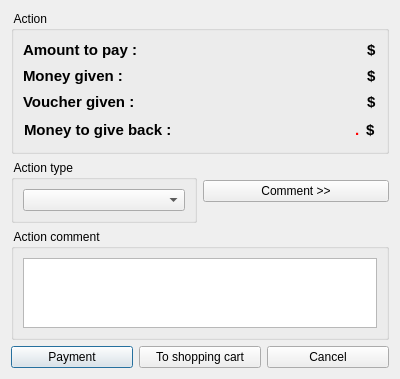
Old version of the form client/dlgcassaaction.ui in the repository tbikfalvi/Belenus.
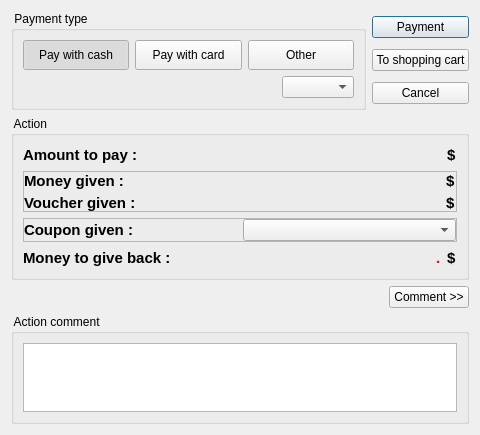
New version of the form.

Diff of the .ui file:
```diff
--- a/client/dlgcassaaction.ui
+++ b/client/dlgcassaaction.ui
@@ -6,8 +6,8 @@
    <rect>
     <x>0</x>
     <y>0</y>
-    <width>400</width>
-    <height>373</height>
+    <width>480</width>
+    <height>435</height>
    </rect>
   </property>
   <property name="sizePolicy">
@@ -16,16 +16,177 @@
     <verstretch>0</verstretch>
    </sizepolicy>
   </property>
+  <property name="minimumSize">
+   <size>
+    <width>0</width>
+    <height>435</height>
+   </size>
+  </property>
+  <property name="maximumSize">
+   <size>
+    <width>16777215</width>
+    <height>435</height>
+   </size>
+  </property>
   <property name="windowTitle">
    <string>Dialog</string>
   </property>
+  <layout class="QVBoxLayout" name="verticalLayout_5">
+   <item>
+    <layout class="QHBoxLayout" name="horizontalLayout_2">
+     <item>
+      <widget class="QGroupBox" name="gbPaymentType">
+       <property name="title">
+        <string> Payment type </string>
+       </property>
   <layout class="QVBoxLayout" name="verticalLayout_3">
    <item>
+         <layout class="QHBoxLayout" name="horizontalLayout_6">
+          <item>
+           <widget class="QPushButton" name="pbPayCash">
+            <property name="minimumSize">
+             <size>
+              <width>0</width>
+              <height>30</height>
+             </size>
+            </property>
+            <property name="text">
+             <string>Pay with cash</string>
+            </property>
+            <property name="checkable">
+             <bool>true</bool>
+            </property>
+            <property name="checked">
+             <bool>true</bool>
+            </property>
+            <property name="autoDefault">
+             <bool>false</bool>
+            </property>
+           </widget>
+          </item>
+          <item>
+           <widget class="QPushButton" name="pbPayCard">
+            <property name="minimumSize">
+             <size>
+              <width>0</width>
+              <height>30</height>
+             </size>
+            </property>
+            <property name="text">
+             <string>Pay with card</string>
+            </property>
+            <property name="checkable">
+             <bool>true</bool>
+            </property>
+            <property name="autoDefault">
+             <bool>false</bool>
+            </property>
+           </widget>
+          </item>
+          <item>
+           <widget class="QPushButton" name="pbPayOther">
+            <property name="minimumSize">
+             <size>
+              <width>0</width>
+              <height>30</height>
+             </size>
+            </property>
+            <property name="text">
+             <string>Other</string>
+            </property>
+            <property name="checkable">
+             <bool>true</bool>
+            </property>
+            <property name="autoDefault">
+             <bool>false</bool>
+            </property>
+           </widget>
+          </item>
+         </layout>
+        </item>
+        <item>
+         <layout class="QHBoxLayout" name="horizontalLayout_8">
+          <item>
+           <spacer name="horizontalSpacer_3">
+            <property name="orientation">
+             <enum>Qt::Horizontal</enum>
+            </property>
+            <property name="sizeHint" stdset="0">
+             <size>
+              <width>40</width>
+              <height>20</height>
+             </size>
+            </property>
+           </spacer>
+          </item>
+          <item>
+           <widget class="QComboBox" name="cmbPaymentType"/>
+          </item>
+         </layout>
+        </item>
+       </layout>
+      </widget>
+     </item>
+     <item>
+      <layout class="QVBoxLayout" name="verticalLayout_4">
+       <item>
+        <widget class="QPushButton" name="pbOk">
+         <property name="text">
+          <string>Payment</string>
+         </property>
+         <property name="iconSize">
+          <size>
+           <width>20</width>
+           <height>20</height>
+          </size>
+         </property>
+         <property name="autoDefault">
+          <bool>true</bool>
+         </property>
+        </widget>
+       </item>
+       <item>
+        <widget class="QPushButton" name="pbShoppingCart">
+         <property name="text">
+          <string>To shopping cart</string>
+         </property>
+         <property name="iconSize">
+          <size>
+           <width>20</width>
+           <height>20</height>
+          </size>
+         </property>
+         <property name="autoDefault">
+          <bool>false</bool>
+         </property>
+        </widget>
+       </item>
+       <item>
+        <widget class="QPushButton" name="pbCancel">
+         <property name="text">
+          <string>Cancel</string>
+         </property>
+         <property name="iconSize">
+          <size>
+           <width>20</width>
+           <height>20</height>
+          </size>
+         </property>
+         <property name="autoDefault">
+          <bool>false</bool>
+         </property>
+        </widget>
+       </item>
+      </layout>
+     </item>
+    </layout>
+   </item>
+   <item>
     <widget class="QGroupBox" name="gbMoneyAction">
      <property name="title">
       <string> Action </string>
      </property>
-     <layout class="QVBoxLayout" name="verticalLayout">
+     <layout class="QVBoxLayout" name="verticalLayout_2">
       <item>
        <layout class="QHBoxLayout" name="horizontalLayout_4">
         <item>
@@ -95,6 +256,18 @@
        </layout>
       </item>
       <item>
+       <widget class="QFrame" name="frmMoneyVoucher">
+        <property name="frameShape">
+         <enum>QFrame::StyledPanel</enum>
+        </property>
+        <property name="frameShadow">
+         <enum>QFrame::Raised</enum>
+        </property>
+        <layout class="QVBoxLayout" name="verticalLayout">
+         <property name="margin">
+          <number>0</number>
+         </property>
+         <item>
        <layout class="QHBoxLayout" name="horizontalLayout">
         <item>
          <widget class="QLabel" name="lblMoneyGiven">
@@ -230,6 +403,41 @@
         </item>
        </layout>
       </item>
+        </layout>
+       </widget>
+      </item>
+      <item>
+       <widget class="QFrame" name="frmCoupon">
+        <property name="frameShape">
+         <enum>QFrame::StyledPanel</enum>
+        </property>
+        <property name="frameShadow">
+         <enum>QFrame::Raised</enum>
+        </property>
+        <layout class="QHBoxLayout" name="horizontalLayout_10">
+         <property name="margin">
+          <number>0</number>
+         </property>
+         <item>
+          <widget class="QLabel" name="lblCouponGiven">
+           <property name="font">
+            <font>
+             <pointsize>11</pointsize>
+             <weight>75</weight>
+             <bold>true</bold>
+            </font>
+           </property>
+           <property name="text">
+            <string>Coupon given :</string>
+           </property>
+          </widget>
+         </item>
+         <item>
+          <widget class="QComboBox" name="cmbCoupon"/>
+         </item>
+        </layout>
+       </widget>
+      </item>
       <item>
        <widget class="QFrame" name="frmPayment">
         <property name="frameShape">
@@ -242,17 +450,8 @@
          <number>0</number>
         </property>
         <layout class="QHBoxLayout" name="horizontalLayout_3">
-         <property name="leftMargin">
-          <number>1</number>
-         </property>
-         <property name="topMargin">
-          <number>2</number>
-         </property>
-         <property name="rightMargin">
-          <number>1</number>
-         </property>
-         <property name="bottomMargin">
-          <number>2</number>
+         <property name="margin">
+          <number>0</number>
          </property>
          <item>
           <widget class="QLabel" name="lblMoneyToBack">
@@ -336,16 +535,17 @@
    <item>
     <layout class="QHBoxLayout" name="horizontalLayout_7">
      <item>
-      <widget class="QGroupBox" name="gbActionType">
-       <property name="title">
-        <string> Action type </string>
+      <spacer name="horizontalSpacer_4">
+       <property name="orientation">
+        <enum>Qt::Horizontal</enum>
        </property>
-       <layout class="QHBoxLayout" name="horizontalLayout_2">
-        <item>
-         <widget class="QComboBox" name="cmbPaymentType"/>
-        </item>
-       </layout>
-      </widget>
+       <property name="sizeHint" stdset="0">
+        <size>
+         <width>40</width>
+         <height>20</height>
+        </size>
+       </property>
+      </spacer>
      </item>
      <item>
       <widget class="QPushButton" name="pbComment">
@@ -367,10 +567,22 @@
    </item>
    <item>
     <widget class="QGroupBox" name="gbComment">
+     <property name="minimumSize">
+      <size>
+       <width>0</width>
+       <height>110</height>
+      </size>
+     </property>
+     <property name="maximumSize">
+      <size>
+       <width>16777215</width>
+       <height>110</height>
+      </size>
+     </property>
      <property name="title">
       <string> Action comment </string>
      </property>
-     <layout class="QVBoxLayout" name="verticalLayout_2">
+     <layout class="QHBoxLayout" name="horizontalLayout_9">
       <item>
        <widget class="QTextEdit" name="teComment">
         <property name="maximumSize">
@@ -384,58 +596,6 @@
      </layout>
     </widget>
    </item>
-   <item>
-    <layout class="QHBoxLayout" name="layoutButtons">
-     <item>
-      <widget class="QPushButton" name="pbOk">
-       <property name="text">
-        <string>Payment</string>
-       </property>
-       <property name="iconSize">
-        <size>
-         <width>20</width>
-         <height>20</height>
-        </size>
-       </property>
-       <property name="autoDefault">
-        <bool>true</bool>
-       </property>
-      </widget>
-     </item>
-     <item>
-      <widget class="QPushButton" name="pbShoppingCart">
-       <property name="text">
-        <string>To shopping cart</string>
-       </property>
-       <property name="iconSize">
-        <size>
-         <width>20</width>
-         <height>20</height>
-        </size>
-       </property>
-       <property name="autoDefault">
-        <bool>false</bool>
-       </property>
-      </widget>
-     </item>
-     <item>
-      <widget class="QPushButton" name="pbCancel">
-       <property name="text">
-        <string>Cancel</string>
-       </property>
-       <property name="iconSize">
-        <size>
-         <width>20</width>
-         <height>20</height>
-        </size>
-       </property>
-       <property name="autoDefault">
-        <bool>true</bool>
-       </property>
-      </widget>
-     </item>
-    </layout>
-   </item>
   </layout>
  </widget>
  <tabstops>
```
Left out of the diff: 6 changed lines with no effect on the pictures. Lines whose indentation alone changed are shown as unchanged.
